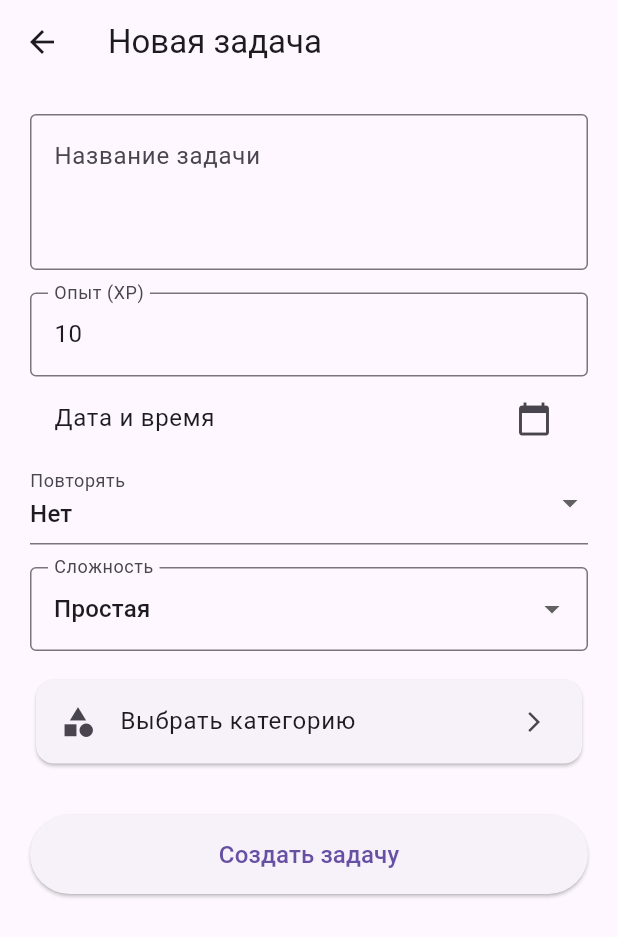
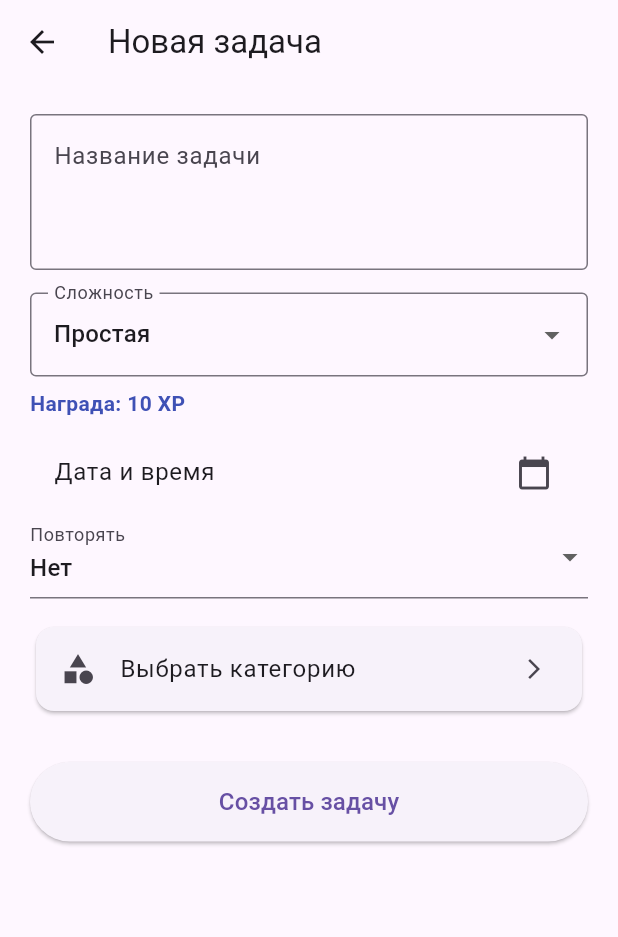
Before and after one commit to Glevob/my_rpg_app, a Flutter app: the screen it shows after launch, after a tap on the "add" icon, on a phone screen of 412 x 824 dp. Shown: the top 937 px of the screen. Run offline on Flutter 3.47's test engine with Material 3 defaults, Android fonts, the phone set to English and light mode, and no system bars; our stand-ins replace shared_preferences.

Commit message:
statistic_fix

```diff
--- a/lib/screens/add_task_screen.dart
+++ b/lib/screens/add_task_screen.dart
@@ -24,7 +24,6 @@ class AddTaskScreen extends StatefulWidget {
 
 class _AddTaskScreenState extends State<AddTaskScreen> {
   final TextEditingController _titleController = TextEditingController();
-  final TextEditingController _xpController = TextEditingController(text: "10");
   TaskDifficulty _selectedDifficulty = TaskDifficulty.easy;
   String? _selectedCatName;
   int? _selectedCatIcon;
@@ -88,13 +87,22 @@ class _AddTaskScreenState extends State<AddTaskScreen> {
             ),
             const SizedBox(height: 15),
 
-            // Поле для XP
-            TextField(
-              controller: _xpController,
-              keyboardType: TextInputType.number,
-              decoration: const InputDecoration(
-                labelText: "Опыт (XP)",
-                border: OutlineInputBorder(),
+            // Выбор сложности
+            DropdownButtonFormField<TaskDifficulty>(
+              value: _selectedDifficulty,
+              decoration: const InputDecoration(labelText: "Сложность", border: OutlineInputBorder()),
+              items: TaskDifficulty.values.map((d) => DropdownMenuItem(
+                value: d,
+                child: Text(difficultyNames[d] ?? d.name)
+              )).toList(),
+              onChanged: (val) => setState(() => _selectedDifficulty = val!),
+            ),
+            // Информационный текст про XP
+            Padding(
+              padding: const EdgeInsets.symmetric(vertical: 8.0),
+              child: Text(
+                "Награда: ${difficultyXpMap[_selectedDifficulty]} XP",
+                style: TextStyle(color: Colors.indigo, fontWeight: FontWeight.bold),
               ),
             ),
 
@@ -115,21 +123,6 @@ class _AddTaskScreenState extends State<AddTaskScreen> {
               onChanged: (val) => setState(() => _selectedRecurrence = val!),
             ),
 
-            const SizedBox(height: 15),
-
-            // Выбор сложности
-            DropdownButtonFormField<TaskDifficulty>(
-              value: _selectedDifficulty,
-              decoration: const InputDecoration(
-                labelText: "Сложность",
-                border: OutlineInputBorder(),
-              ),
-              items: TaskDifficulty.values.map((d) => DropdownMenuItem(
-                value: d,
-                child: Text(difficultyNames[d] ?? d.toString())
-              )).toList(),
-              onChanged: (val) => setState(() => _selectedDifficulty = val!),
-            ),
             const SizedBox(height: 15),
 
             // Выбор категории
@@ -162,13 +155,12 @@ class _AddTaskScreenState extends State<AddTaskScreen> {
             const SizedBox(height: 30),
 
             // Кнопка сохранения
-            // Кнопка сохранения
             ElevatedButton(
               style: ElevatedButton.styleFrom(
                 padding: const EdgeInsets.symmetric(vertical: 15),
               ),
               onPressed: () {
-                final xp = int.tryParse(_xpController.text) ?? 0;
+                final xp = difficultyXpMap[_selectedDifficulty] ?? 0;
                 if (_titleController.text.isNotEmpty) {
                   widget.onAdd(
                     _titleController.text,
--- a/lib/screens/statistics_screen.dart
+++ b/lib/screens/statistics_screen.dart
@@ -68,7 +68,6 @@ class StatisticsScreen extends StatelessWidget {
 
   Widget _buildSummaryCard(String title, String value, IconData icon) {
     return Card(
-      color: Colors.indigo.withOpacity(0.05),
       child: ListTile(
         leading: Icon(icon, color: Colors.indigo),
         title: Text(title),
--- a/lib/utils/task_utils.dart
+++ b/lib/utils/task_utils.dart
@@ -9,6 +9,13 @@ const Map<TaskDifficulty, String> difficultyNames = {
   TaskDifficulty.legendary: 'Легендарная',
 };
 
+const Map<TaskDifficulty, int> difficultyXpMap = {
+  TaskDifficulty.easy: 10,
+  TaskDifficulty.medium: 50,
+  TaskDifficulty.hard: 100,
+  TaskDifficulty.legendary: 250,
+};
+
 Color getDifficultyColor(TaskDifficulty difficulty) {
   switch (difficulty) {
     case TaskDifficulty.easy: return Colors.white;
```
